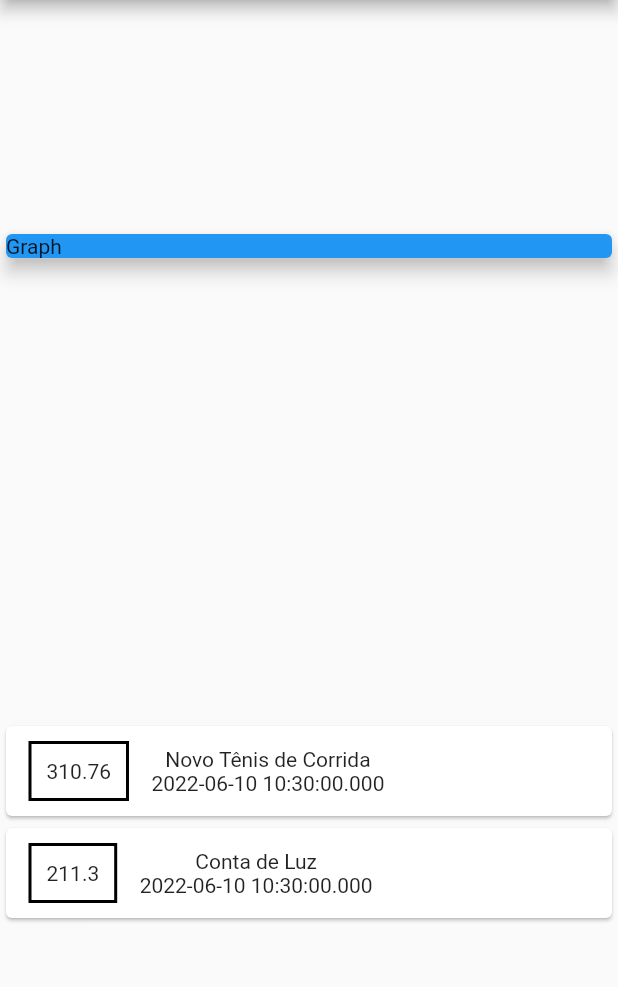
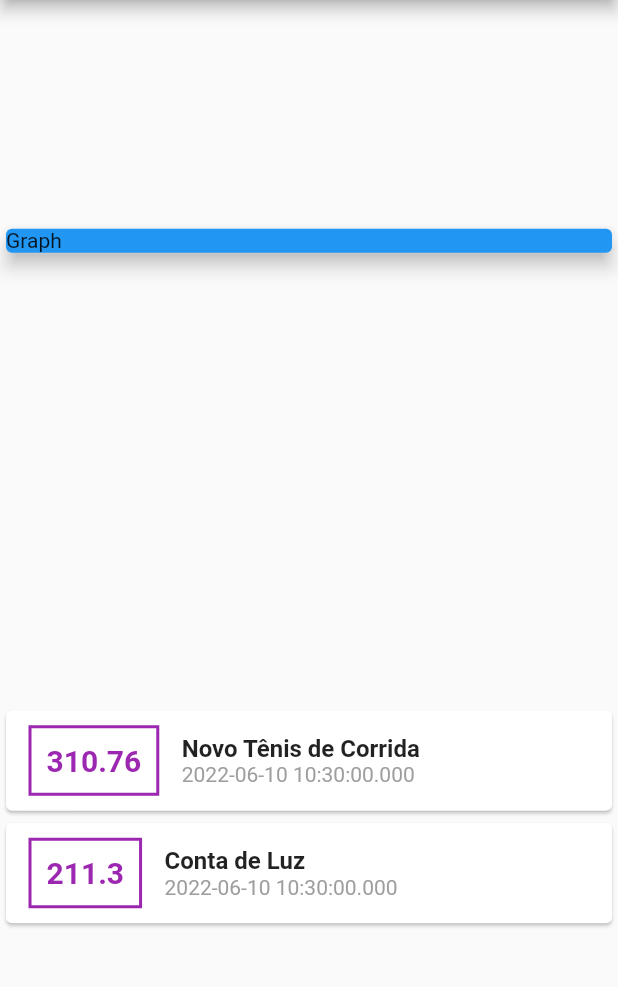
Before and after one commit to arthurrossibr/flutter-despesas, a Flutter app: the screen it shows after launch, on a phone screen of 412 x 824 dp, the part 84-1071 px from its top. Run offline on Flutter 3.47's test engine with Material 2 defaults, Android fonts, the light colour scheme and no system bars.

Commit message:
Add style to widgets

```diff
--- a/lib/main.dart
+++ b/lib/main.dart
@@ -55,19 +55,36 @@ class MyHomePage extends StatelessWidget {
                         ),
                         decoration: BoxDecoration(
                           border: Border.all(
-                            color: Colors.black,
+                            color: Colors.purple,
                             width: 2,
                           ),
                         ),
                         padding: const EdgeInsets.all(10),
                         child: Text(
-                          tr.value.toString()
+                          tr.value.toString(),
+                          style: const TextStyle(
+                            fontWeight: FontWeight.bold,
+                            fontSize: 20,
+                            color: Colors.purple,
+                          ),
                         ),
                       ),
                       Column(
+                        crossAxisAlignment: CrossAxisAlignment.start,
                         children: [
-                          Text(tr.title),
-                          Text(tr.date.toString()),
+                          Text(
+                            tr.title,
+                            style: const TextStyle(
+                              fontWeight: FontWeight.bold,
+                              fontSize: 16,
+                            ),
+                          ),
+                          Text(
+                            tr.date.toString(),
+                            style: const TextStyle(
+                              color: Colors.grey,
+                            ),
+                          ),
                         ],
                       )
                     ],
```
